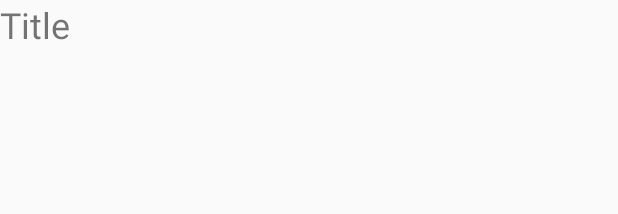
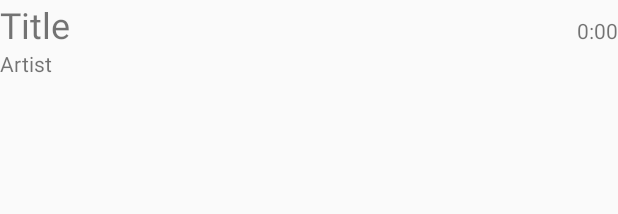
Before and after one commit to mossumossu/ListenontheFly, an Android app: the layout songlistitem.xml on its own in the app's theme, with its tools: preview values and no code run, on a phone screen of 412 x 824 dp. Shown: the top 214 px of the screen. Run offline under Robolectric (Android 15) with nearby library versions, the phone set to English and light mode, and no system bars.

Commit message:
artist and duration info added to listitem, duration formatting added - m:ss

```diff
--- a/app/src/main/res/layout/songlistitem.xml
+++ b/app/src/main/res/layout/songlistitem.xml
@@ -1,13 +1,42 @@
 <?xml version="1.0" encoding="utf-8"?>
-<LinearLayout xmlns:android="http://schemas.android.com/apk/res/android"
+
+
+<TableLayout xmlns:android="http://schemas.android.com/apk/res/android"
     android:layout_width="match_parent"
-    android:layout_height="wrap_content">
+    android:layout_height="wrap_content"
+    android:layout_weight="1">
+
+    <TableRow
+        android:layout_width="match_parent"
+        android:layout_height="match_parent">
 
         <TextView
             android:id="@+id/tvTitle"
-        android:layout_width="wrap_content"
+            android:layout_width="300dp"
             android:layout_height="wrap_content"
             android:layout_weight="1"
             android:text="Title"
             android:textSize="24sp" />
-</LinearLayout>
+
+        <TextView
+            android:id="@+id/tvDuration"
+            android:layout_width="wrap_content"
+            android:layout_height="wrap_content"
+            android:layout_weight="1"
+            android:text="0:00"
+            android:textAlignment="textEnd" />
+    </TableRow>
+
+    <TableRow
+        android:layout_width="match_parent"
+        android:layout_height="match_parent">
+
+        <TextView
+            android:id="@+id/tvArtist"
+            android:layout_width="wrap_content"
+            android:layout_height="wrap_content"
+            android:layout_weight="1"
+            android:text="Artist" />
+    </TableRow>
+
+</TableLayout>
```
Also changed, not shown: app/src/main/java/com/example/listenonthefly/MainActivity.java (+19 -1 lines). Lines whose indentation alone changed are shown as unchanged.
